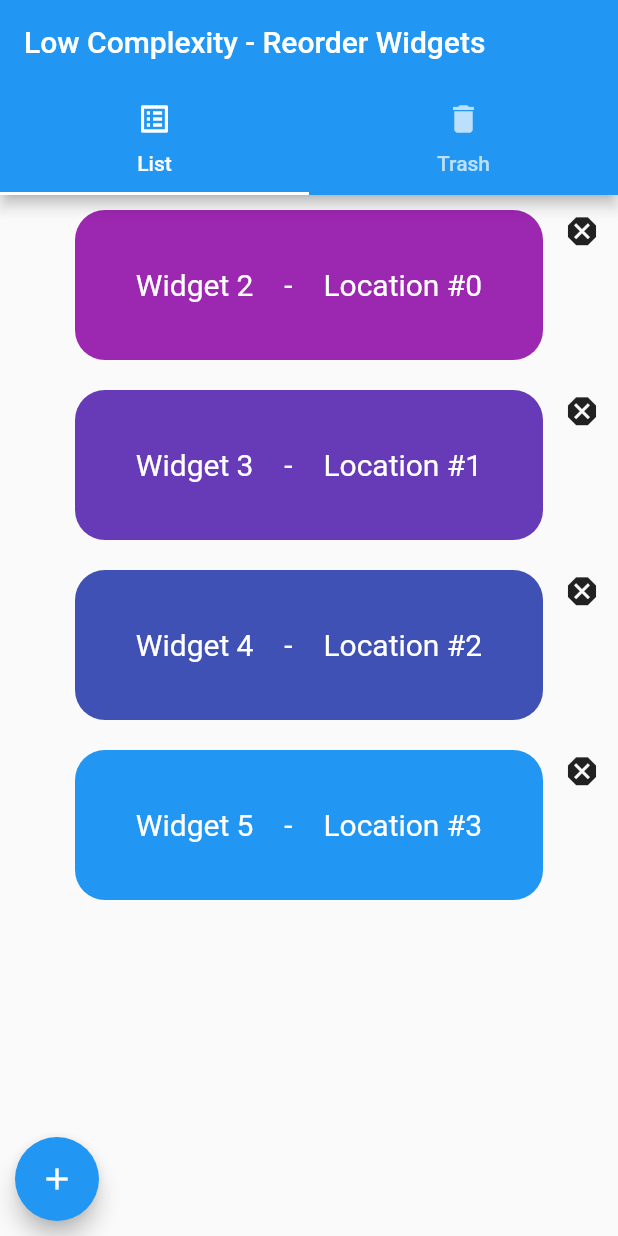
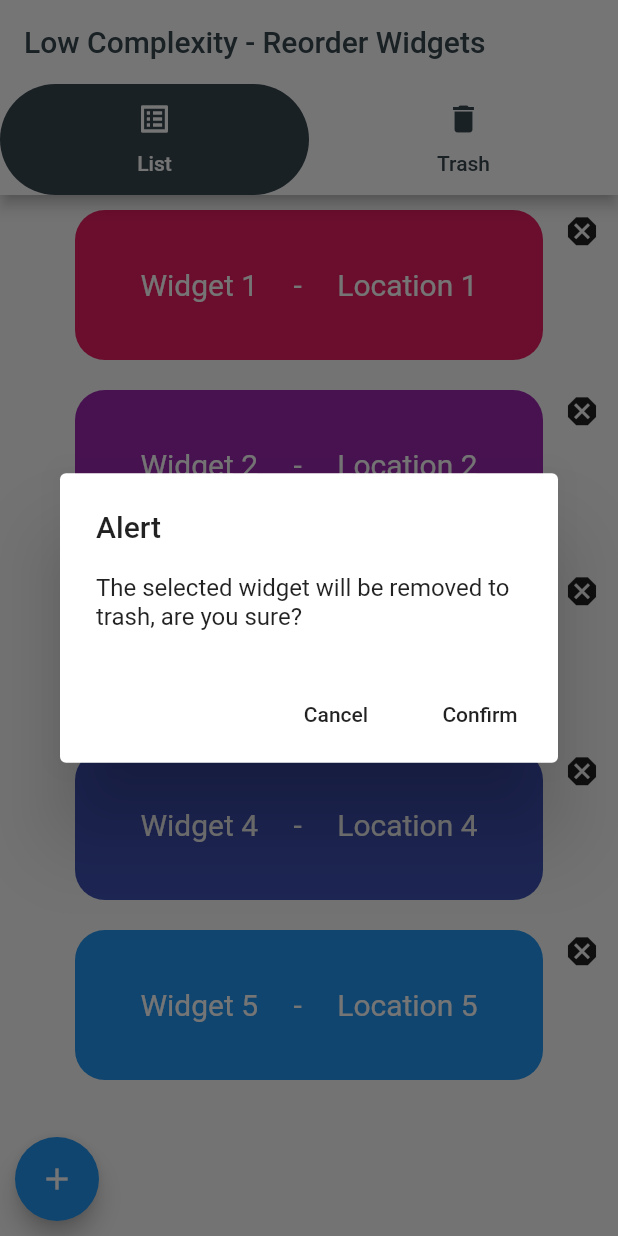
Before and after one commit to codesign-sai/Low_Complexity-Reorder_Widgets, a Flutter app: the screen it shows after launch, after a tap on the "dangerous" icon, on a phone screen of 412 x 824 dp. Run offline on Flutter 3.47's test engine with Material 2 defaults, Android fonts, the phone set to English and light mode, and no system bars; our stand-ins replace fluttertoast, reorderables.

Commit message:
code of presentation version

```diff
--- a/lib/new_home.dart
+++ b/lib/new_home.dart
@@ -1,5 +1,9 @@
 import 'package:flutter/material.dart';
 import 'package:reorderables/reorderables.dart';
+import 'package:fluttertoast/fluttertoast.dart';
+
+
+
 
 class NewHome extends StatefulWidget {
   NewHome({Key key, String title}) : super(key: key);
@@ -10,14 +14,24 @@ class NewHome extends StatefulWidget {
   _NewHomeState createState() => _NewHomeState();
 }
 
+
+
 class _NewHomeState extends State<NewHome> with SingleTickerProviderStateMixin {
+
+
   final List<String> items = ['1', '2', '3', '4', '5'];
   final List<String> deletedItems = [];
+  String location = '';
 //initial two tabs
   List<Widget> tabList = [
     Tab(text: 'List', icon: Icon(Icons.list_alt)),
     Tab(text: 'Trash', icon: Icon(Icons.delete)),
   ];
+
+  showLocation(int index){
+    location = '${index+1}';
+    return location;
+  }
 
   @override
   Widget build(BuildContext context) {
@@ -26,9 +40,16 @@ class _NewHomeState extends State<NewHome> with SingleTickerProviderStateMixin {
       child: Scaffold(
         //App bar setting
         appBar: AppBar(
-          title: Text('Low Complexity - Reorder Widgets'),
+          backgroundColor: Colors.white,
+          title: Text('Low Complexity - Reorder Widgets',style:TextStyle(
+    color: Color(0xFF37474F))),
           bottom: TabBar(
-            indicatorColor: Colors.white,
+            unselectedLabelColor: Color(0xFF37474F),
+              //indicatorSize: TabBarIndicatorSize.label,
+              indicator: BoxDecoration(
+                  borderRadius: BorderRadius.circular(50),
+                  color: Color(0xFF37474F)),
+            indicatorColor: Colors.blue,
             tabs: tabList,
           ),
         ),
@@ -51,21 +72,42 @@ class _NewHomeState extends State<NewHome> with SingleTickerProviderStateMixin {
                         //print(newIndex);
                       },
                     );
+                    Fluttertoast.showToast(
+        msg: 'The selected widget was moved from location '+'${oldIndex+1}'+' to location '+'${newIndex+1}',
+        toastLength: Toast.LENGTH_SHORT,
+        gravity: ToastGravity.BOTTOM,// also possible "TOP" and "CENTER"
+
+
+        );
                   },
                   children: getListItems(),
                 ),
                 Container(
                   padding: EdgeInsets.all(10),
                   child: Align(
+
                     alignment: Alignment.bottomLeft,
                     child: FloatingActionButton(
+
                       onPressed: () {
                         //var newCard = items.add(Container();
+                        //print('FAB button pressed');
+
+                        Fluttertoast.showToast(
+        msg: "One more widget has been added",
+        toastLength: Toast.LENGTH_SHORT,
+        gravity: ToastGravity.BOTTOM,// also possible "TOP" and "CENTER"
+
+
+        );
                         setState(() {
                           //_showItems = true;
+
                           int newItem = items.length + 1;
                           items.add('$newItem');
+
                         });
+
                       },
                       tooltip: 'Increment',
                       child: Icon(Icons.add),
@@ -115,6 +157,7 @@ class _NewHomeState extends State<NewHome> with SingleTickerProviderStateMixin {
 //custom original list tile
   Widget buildListTile(String item, int index) {
     return Container(
+
       key: ValueKey(item),
       height: 120,
       width: double.infinity,
@@ -128,23 +171,45 @@ class _NewHomeState extends State<NewHome> with SingleTickerProviderStateMixin {
               icon: Icon(Icons.dangerous),
               iconSize: 25,
               onPressed: () {
-                setState(
+                showDialog(
+        context: context,
+        builder: (context) {
+          return AlertDialog(
+            title: Text('Alert'),
+            content: Text('The selected widget will be removed to trash, are you sure?'),
+            actions: <Widget>[
+              FlatButton(child: Text('Cancel'),onPressed: (){Navigator.pop(context);},),
+              FlatButton(child: Text('Confirm'),onPressed: (){        setState(
                   () {
                     deletedItems.add(items[index]);
                     items.remove(items[index]);
                   },
                 );
+                Navigator.pop(context);
+                Fluttertoast.showToast(
+        msg: "The widget "+'${item}'+' has been removed to trash',
+        toastLength: Toast.LENGTH_SHORT,
+        gravity: ToastGravity.BOTTOM,// also possible "TOP" and "CENTER"
+
+
+        );},),
+            ],
+          );
+        });
+
+
               },
             ),
           ),
           Container(
+
             child: Row(
               mainAxisAlignment: MainAxisAlignment.spaceEvenly,
               children: <Widget>[
                 Text('Widget ' + item,
                     style: TextStyle(color: Colors.white, fontSize: 20)),
                 Text('-', style: TextStyle(color: Colors.white, fontSize: 20)),
-                Text('Location ' + '#$index',
+                Text('Location ' + showLocation(index),
                     style: TextStyle(color: Colors.white, fontSize: 20)),
               ],
             ),
@@ -178,12 +243,32 @@ class _NewHomeState extends State<NewHome> with SingleTickerProviderStateMixin {
               icon: Icon(Icons.redo),
               iconSize: 25,
               onPressed: () {
-                setState(
+                showDialog(
+        context: context,
+        builder: (context) {
+          return AlertDialog(
+            title: Text('Alert'),
+            content: Text('The selected widget will be put back to original list, are you sure?'),
+            actions: <Widget>[
+              FlatButton(child: Text('Cancel'),onPressed: (){Navigator.pop(context);},),
+              FlatButton(child: Text('Confirm'),onPressed: (){        setState(
                   () {
                     items.add(deletedItems[index]);
                     deletedItems.remove(deletedItems[index]);
                   },
                 );
+                Navigator.pop(context);
+                Fluttertoast.showToast(
+        msg: "The widget "+'${item}'+' has been put back ',
+        toastLength: Toast.LENGTH_SHORT,
+        gravity: ToastGravity.BOTTOM,// also possible "TOP" and "CENTER"
+
+
+        );},),
+            ],
+          );
+        });
+
               },
             ),
           ),
@@ -194,7 +279,7 @@ class _NewHomeState extends State<NewHome> with SingleTickerProviderStateMixin {
                 Text('Widget ' + item,
                     style: TextStyle(color: Colors.white, fontSize: 20)),
                 Text('-', style: TextStyle(color: Colors.white, fontSize: 20)),
-                Text('Location ' + '#$index',
+                Text('Location ' + showLocation(index),
                     style: TextStyle(color: Colors.white, fontSize: 20)),
               ],
             ),
--- a/pubspec.yaml
+++ b/pubspec.yaml
@@ -18,7 +18,7 @@ publish_to: 'none' # Remove this line if you wish to publish to pub.dev
 version: 1.0.0+1
 
 environment:
-  sdk: ">=2.10.0 <3.0.0"
+  sdk: ">=2.7.0 <3.0.0"
 
 dependencies:
   flutter:
@@ -30,6 +30,9 @@ dependencies:
   cupertino_icons: ^1.0.1
   reorderables: ^0.3.2
   draggable_widget: ^1.0.1
+  fluttertoast: ^3.1.0
+
+
 
 
 dev_dependencies:
```
Also changed, not shown: pubspec.lock, 3 other files.
